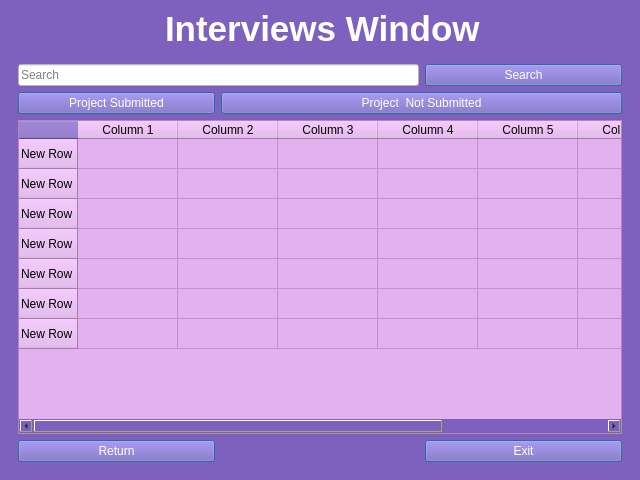
This is ui/interviews.ui in KursaDSc/Python-Module-Week7 as Qt 5 draws it before an edit. The edited form follows.
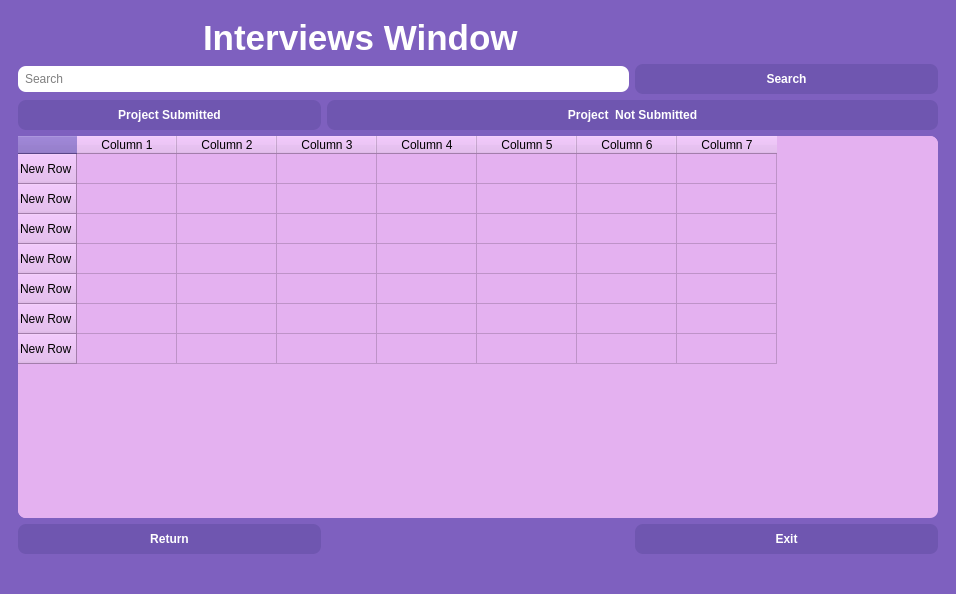
This is the edited form. Icons and pictures are not drawn.

What changed in the file:
```diff
--- a/ui/interviews.ui
+++ b/ui/interviews.ui
@@ -9,8 +9,8 @@
    <rect>
     <x>0</x>
     <y>0</y>
-    <width>640</width>
-    <height>480</height>
+    <width>956</width>
+    <height>594</height>
    </rect>
   </property>
   <property name="sizePolicy">
@@ -21,8 +21,8 @@
   </property>
   <property name="minimumSize">
    <size>
-    <width>640</width>
-    <height>480</height>
+    <width>150</width>
+    <height>180</height>
    </size>
   </property>
   <property name="windowTitle">
@@ -32,10 +32,8 @@
    <string notr="true">background-color: rgb(126, 96, 191);</string>
   </property>
   <widget class="QWidget" name="centralwidget">
-   <layout class="QHBoxLayout" name="horizontalLayout">
+   <layout class="QHBoxLayout" name="horizontalLayout_2">
     <item>
-     <layout class="QGridLayout" name="gridLayout_2">
-      <item row="2" column="0">
        <widget class="QFrame" name="frame">
         <property name="accessibleDescription">
          <string/>
@@ -47,23 +45,38 @@
          <string notr="true">alternate-background-color: rgb(145, 10, 103);</string>
         </property>
         <property name="frameShape">
-         <enum>QFrame::Shape::Box</enum>
-        </property>
-        <property name="frameShadow">
-         <enum>QFrame::Shadow::Plain</enum>
+       <enum>QFrame::NoFrame</enum>
         </property>
         <property name="lineWidth">
-         <number>0</number>
+       <number>6</number>
         </property>
         <property name="midLineWidth">
-         <number>1</number>
+       <number>2</number>
         </property>
         <layout class="QGridLayout" name="gridLayout">
-         <item row="1" column="0">
+       <item row="2" column="0">
           <widget class="QPushButton" name="projectButton">
            <property name="styleSheet">
-            <string notr="true">color: rgb(255, 255, 255);
-font: 75 15pt &quot;Times New Roman&quot;;</string>
+          <string notr="true">QHeaderView::section {
+    color: red; /* Burada istediğin rengi yazabilirsin */
+    font-weight: bold; /* İsteğe bağlı: yazıyı kalın yapar */
+}
+QPushButton {
+    background-color: #6f56b0;
+    color: white;
+    border-radius: 8px;
+    padding: 8px;
+    font-weight: bold;
+}
+
+QPushButton:hover {
+    background-color: #8263c6;
+}
+
+QPushButton:pressed {
+    background-color: #594097;
+}
+</string>
            </property>
            <property name="text">
             <string>Project Submitted</string>
@@ -73,30 +86,70 @@
            </property>
           </widget>
          </item>
-         <item row="1" column="1" colspan="2">
-          <widget class="QPushButton" name="projectNotButton">
+       <item row="1" column="0" colspan="2">
+        <widget class="QLineEdit" name="searchBoxline">
            <property name="styleSheet">
-            <string notr="true">color: rgb(255, 255, 255);
-font: 75 15pt &quot;Times New Roman&quot;;</string>
+          <string notr="true">background-color: rgb(255, 255, 255);
+color: rgb(0, 0, 0);
+    border-radius: 8px;
+    padding: 5px;</string>
+         </property>
+         <property name="inputMask">
+          <string/>
+         </property>
+         <property name="frame">
+          <bool>true</bool>
+         </property>
+         <property name="echoMode">
+          <enum>QLineEdit::Normal</enum>
+         </property>
+         <property name="cursorPosition">
+          <number>0</number>
+         </property>
+         <property name="readOnly">
+          <bool>false</bool>
+         </property>
+         <property name="placeholderText">
+          <string>Search</string>
+         </property>
+         <property name="cursorMoveStyle">
+          <enum>Qt::LogicalMoveStyle</enum>
+         </property>
+        </widget>
+       </item>
+       <item row="4" column="0">
+        <widget class="QPushButton" name="returnButton">
+         <property name="styleSheet">
+          <string notr="true">QHeaderView::section {
+    color: red; /* Burada istediğin rengi yazabilirsin */
+    font-weight: bold; /* İsteğe bağlı: yazıyı kalın yapar */
+}
+QPushButton {
+    background-color: #6f56b0;
+    color: white;
+    border-radius: 8px;
+    padding: 8px;
+    font-weight: bold;
+}
+
+QPushButton:hover {
+    background-color: #8263c6;
+}
+
+QPushButton:pressed {
+    background-color: #594097;
+}
+</string>
            </property>
            <property name="text">
-            <string>Project  Not Submitted</string>
-           </property>
-           <property name="checkable">
-            <bool>false</bool>
-           </property>
-           <property name="checked">
-            <bool>false</bool>
-           </property>
-           <property name="autoRepeat">
-            <bool>false</bool>
+          <string>Return</string>
            </property>
            <property name="default">
             <bool>true</bool>
            </property>
           </widget>
          </item>
-         <item row="0" column="2">
+       <item row="1" column="2">
           <widget class="QPushButton" name="searchButton">
            <property name="sizeIncrement">
             <size>
@@ -119,9 +172,9 @@
               <colorrole role="Button">
                <brush brushstyle="SolidPattern">
                 <color alpha="255">
-                 <red>126</red>
-                 <green>96</green>
-                 <blue>191</blue>
+               <red>111</red>
+               <green>86</green>
+               <blue>176</blue>
                 </color>
                </brush>
               </colorrole>
@@ -191,18 +244,18 @@
               <colorrole role="Base">
                <brush brushstyle="SolidPattern">
                 <color alpha="255">
-                 <red>126</red>
-                 <green>96</green>
-                 <blue>191</blue>
+               <red>111</red>
+               <green>86</green>
+               <blue>176</blue>
                 </color>
                </brush>
               </colorrole>
               <colorrole role="Window">
                <brush brushstyle="SolidPattern">
                 <color alpha="255">
-                 <red>126</red>
-                 <green>96</green>
-                 <blue>191</blue>
+               <red>111</red>
+               <green>86</green>
+               <blue>176</blue>
                 </color>
                </brush>
               </colorrole>
@@ -265,9 +318,9 @@
               <colorrole role="Button">
                <brush brushstyle="SolidPattern">
                 <color alpha="255">
-                 <red>126</red>
-                 <green>96</green>
-                 <blue>191</blue>
+               <red>111</red>
+               <green>86</green>
+               <blue>176</blue>
                 </color>
                </brush>
               </colorrole>
@@ -337,18 +390,18 @@
               <colorrole role="Base">
                <brush brushstyle="SolidPattern">
                 <color alpha="255">
-                 <red>126</red>
-                 <green>96</green>
-                 <blue>191</blue>
+               <red>111</red>
+               <green>86</green>
+               <blue>176</blue>
                 </color>
                </brush>
               </colorrole>
               <colorrole role="Window">
                <brush brushstyle="SolidPattern">
                 <color alpha="255">
-                 <red>126</red>
-                 <green>96</green>
-                 <blue>191</blue>
+               <red>111</red>
+               <green>86</green>
+               <blue>176</blue>
                 </color>
                </brush>
               </colorrole>
@@ -411,9 +464,9 @@
               <colorrole role="Button">
                <brush brushstyle="SolidPattern">
                 <color alpha="255">
-                 <red>126</red>
-                 <green>96</green>
-                 <blue>191</blue>
+               <red>111</red>
+               <green>86</green>
+               <blue>176</blue>
                 </color>
                </brush>
               </colorrole>
@@ -483,18 +536,18 @@
               <colorrole role="Base">
                <brush brushstyle="SolidPattern">
                 <color alpha="255">
-                 <red>126</red>
-                 <green>96</green>
-                 <blue>191</blue>
+               <red>111</red>
+               <green>86</green>
+               <blue>176</blue>
                 </color>
                </brush>
               </colorrole>
               <colorrole role="Window">
                <brush brushstyle="SolidPattern">
                 <color alpha="255">
-                 <red>126</red>
-                 <green>96</green>
-                 <blue>191</blue>
+               <red>111</red>
+               <green>86</green>
+               <blue>176</blue>
                 </color>
                </brush>
               </colorrole>
@@ -547,9 +600,26 @@
             </palette>
            </property>
            <property name="styleSheet">
-            <string notr="true">color: rgb(255, 255, 255);
-font: 15pt &quot;MS Shell Dlg 2&quot;;
-font: 75 14pt &quot;Times New Roman&quot;;</string>
+          <string notr="true">QHeaderView::section {
+    color: red; /* Burada istediğin rengi yazabilirsin */
+    font-weight: bold; /* İsteğe bağlı: yazıyı kalın yapar */
+}
+QPushButton {
+    background-color: #6f56b0;
+    color: white;
+    border-radius: 8px;
+    padding: 8px;
+    font-weight: bold;
+}
+
+QPushButton:hover {
+    background-color: #8263c6;
+}
+
+QPushButton:pressed {
+    background-color: #594097;
+}
+</string>
            </property>
            <property name="text">
             <string>Search</string>
@@ -565,25 +635,70 @@
            </property>
           </widget>
          </item>
-         <item row="3" column="0">
-          <widget class="QPushButton" name="returnButton">
+       <item row="2" column="1" colspan="2">
+        <widget class="QPushButton" name="projectNotButton">
            <property name="styleSheet">
-            <string notr="true">color: rgb(255, 255, 255);
-font: 15pt &quot;Times New Roman&quot;;</string>
+          <string notr="true">QHeaderView::section {
+    color: red; /* Burada istediğin rengi yazabilirsin */
+    font-weight: bold; /* İsteğe bağlı: yazıyı kalın yapar */
+}
+QPushButton {
+    background-color: #6f56b0;
+    color: white;
+    border-radius: 8px;
+    padding: 8px;
+    font-weight: bold;
+}
+
+QPushButton:hover {
+    background-color: #8263c6;
+}
+
+QPushButton:pressed {
+    background-color: #594097;
+}
+</string>
            </property>
            <property name="text">
-            <string>Return</string>
+          <string>Project  Not Submitted</string>
+         </property>
+         <property name="checkable">
+          <bool>false</bool>
+         </property>
+         <property name="checked">
+          <bool>false</bool>
+         </property>
+         <property name="autoRepeat">
+          <bool>false</bool>
            </property>
            <property name="default">
             <bool>true</bool>
            </property>
           </widget>
          </item>
-         <item row="3" column="2">
+       <item row="4" column="2">
           <widget class="QPushButton" name="exitButton">
            <property name="styleSheet">
-            <string notr="true">color: rgb(255, 255, 255);
-font: 75 15pt &quot;Times New Roman&quot;;</string>
+          <string notr="true">QHeaderView::section {
+    color: red; /* Burada istediğin rengi yazabilirsin */
+    font-weight: bold; /* İsteğe bağlı: yazıyı kalın yapar */
+}
+QPushButton {
+    background-color: #6f56b0;
+    color: white;
+    border-radius: 8px;
+    padding: 8px;
+    font-weight: bold;
+}
+
+QPushButton:hover {
+    background-color: #8263c6;
+}
+
+QPushButton:pressed {
+    background-color: #594097;
+}
+</string>
            </property>
            <property name="text">
             <string>Exit</string>
@@ -593,36 +708,7 @@
            </property>
           </widget>
          </item>
-         <item row="0" column="0" colspan="2">
-          <widget class="QLineEdit" name="searchBoxline">
-           <property name="styleSheet">
-            <string notr="true">background-color: rgb(255, 255, 255);
-color: rgb(0, 0, 0);</string>
-           </property>
-           <property name="inputMask">
-            <string/>
-           </property>
-           <property name="frame">
-            <bool>true</bool>
-           </property>
-           <property name="echoMode">
-            <enum>QLineEdit::EchoMode::Normal</enum>
-           </property>
-           <property name="cursorPosition">
-            <number>0</number>
-           </property>
-           <property name="readOnly">
-            <bool>false</bool>
-           </property>
-           <property name="placeholderText">
-            <string>Search</string>
-           </property>
-           <property name="cursorMoveStyle">
-            <enum>Qt::CursorMoveStyle::LogicalMoveStyle</enum>
-           </property>
-          </widget>
-         </item>
-         <item row="2" column="0" colspan="3">
+       <item row="3" column="0" colspan="3">
           <widget class="QTableWidget" name="tabloWidget">
            <property name="enabled">
             <bool>true</bool>
@@ -631,10 +717,8 @@
             <bool>false</bool>
            </property>
            <property name="styleSheet">
-            <string notr="true">background-color: rgb(228, 177, 240);</string>
-           </property>
-           <property name="frameShadow">
-            <enum>QFrame::Shadow::Plain</enum>
+          <string notr="true">border-radius: 8px;
+background-color: rgb(228, 177, 240);</string>
            </property>
            <row>
             <property name="text">
@@ -708,43 +792,9 @@
            </column>
           </widget>
          </item>
-        </layout>
-       </widget>
-      </item>
-      <item row="0" column="0">
-       <layout class="QGridLayout" name="gridLayout_3">
-        <item row="1" column="1" alignment="Qt::AlignmentFlag::AlignHCenter">
-         <widget class="QLabel" name="titellabel">
-          <property name="sizePolicy">
-           <sizepolicy hsizetype="Expanding" vsizetype="Preferred">
-            <horstretch>0</horstretch>
-            <verstretch>0</verstretch>
-           </sizepolicy>
-          </property>
-          <property name="toolTip">
-           <string>&lt;html&gt;&lt;head/&gt;&lt;body&gt;&lt;p align=&quot;center&quot;&gt;&lt;span style=&quot; font-size:22pt; font-weight:600;&quot;&gt;Intervieuws Window&lt;/span&gt;&lt;/p&gt;&lt;/body&gt;&lt;/html&gt;</string>
-          </property>
-          <property name="whatsThis">
-           <string>&lt;html&gt;&lt;head/&gt;&lt;body&gt;&lt;p&gt;&lt;span style=&quot; font-size:22pt; font-weight:600;&quot;&gt;Intervieuws Window&lt;/span&gt;&lt;/p&gt;&lt;/body&gt;&lt;/html&gt;</string>
-          </property>
-          <property name="styleSheet">
-           <string notr="true">color: rgb(255, 255, 255);
-font: 16pt &quot;Segoe UI&quot;;
-
-</string>
-          </property>
-          <property name="text">
-           <string>&lt;html&gt;&lt;head/&gt;&lt;body&gt;&lt;p&gt;&lt;span style=&quot; font-size:26pt; font-weight:600; color:#ffffff;&quot;&gt;Interviews Window&lt;/span&gt;&lt;/p&gt;&lt;/body&gt;&lt;/html&gt;</string>
-          </property>
-          <property name="scaledContents">
-           <bool>false</bool>
-          </property>
-          <property name="textInteractionFlags">
-           <set>Qt::TextInteractionFlag::LinksAccessibleByKeyboard|Qt::TextInteractionFlag::LinksAccessibleByMouse|Qt::TextInteractionFlag::TextBrowserInteraction|Qt::TextInteractionFlag::TextEditable|Qt::TextInteractionFlag::TextSelectableByMouse</set>
-          </property>
-         </widget>
-        </item>
-        <item row="1" column="3">
+       <item row="0" column="0" colspan="2">
+        <layout class="QHBoxLayout" name="horizontalLayout">
+         <item>
          <spacer name="horizontalSpacer">
           <property name="orientation">
            <enum>Qt::Orientation::Horizontal</enum>
@@ -760,11 +810,17 @@
           </property>
          </spacer>
         </item>
-        <item row="1" column="0">
+         <item>
          <widget class="QLabel" name="logolabel">
           <property name="enabled">
            <bool>true</bool>
           </property>
+           <property name="sizePolicy">
+            <sizepolicy hsizetype="Preferred" vsizetype="Preferred">
+             <horstretch>110</horstretch>
+             <verstretch>30</verstretch>
+            </sizepolicy>
+           </property>
           <property name="maximumSize">
            <size>
             <width>110</width>
@@ -781,7 +837,7 @@
            <string/>
           </property>
           <property name="textFormat">
-           <enum>Qt::TextFormat::AutoText</enum>
+            <enum>Qt::PlainText</enum>
           </property>
           <property name="pixmap">
            <pixmap>../resorces/logo.png</pixmap>
@@ -791,12 +847,49 @@
           </property>
          </widget>
         </item>
+         <item>
+          <widget class="QLabel" name="titellabel">
+           <property name="toolTip">
+            <string>&lt;html&gt;&lt;head/&gt;&lt;body&gt;&lt;p align=&quot;center&quot;&gt;&lt;span style=&quot; font-size:22pt; font-weight:600;&quot;&gt;Intervieuws Window&lt;/span&gt;&lt;/p&gt;&lt;/body&gt;&lt;/html&gt;</string>
+           </property>
+           <property name="whatsThis">
+            <string>&lt;html&gt;&lt;head/&gt;&lt;body&gt;&lt;p&gt;&lt;span style=&quot; font-size:22pt; font-weight:600;&quot;&gt;Intervieuws Window&lt;/span&gt;&lt;/p&gt;&lt;/body&gt;&lt;/html&gt;</string>
+           </property>
+           <property name="styleSheet">
+            <string notr="true">color: rgb(255, 255, 255);</string>
+           </property>
+           <property name="text">
+            <string>&lt;html&gt;&lt;head/&gt;&lt;body&gt;&lt;p&gt;&lt;span style=&quot; font-size:26pt; font-weight:600; color:#ffffff;&quot;&gt;Interviews Window&lt;/span&gt;&lt;/p&gt;&lt;/body&gt;&lt;/html&gt;</string>
+           </property>
+           <property name="textInteractionFlags">
+            <set>Qt::NoTextInteraction</set>
+           </property>
+          </widget>
+         </item>
+         <item>
+          <spacer name="horizontalSpacer_2">
+           <property name="orientation">
+            <enum>Qt::Horizontal</enum>
+           </property>
+           <property name="sizeType">
+            <enum>QSizePolicy::Fixed</enum>
+           </property>
+           <property name="sizeHint" stdset="0">
+            <size>
+             <width>110</width>
+             <height>30</height>
+            </size>
+           </property>
+          </spacer>
+         </item>
        </layout>
       </item>
      </layout>
+     </widget>
     </item>
    </layout>
   </widget>
+  <widget class="QStatusBar" name="statusbar"/>
  </widget>
  <resources/>
  <connections/>
```
Left out of the diff: 4 changed lines with no effect on the pictures. Lines whose indentation alone changed are shown as unchanged.
